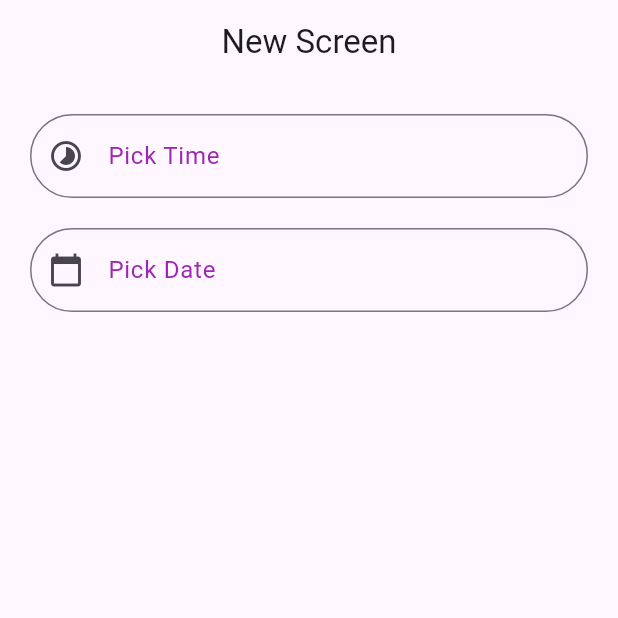
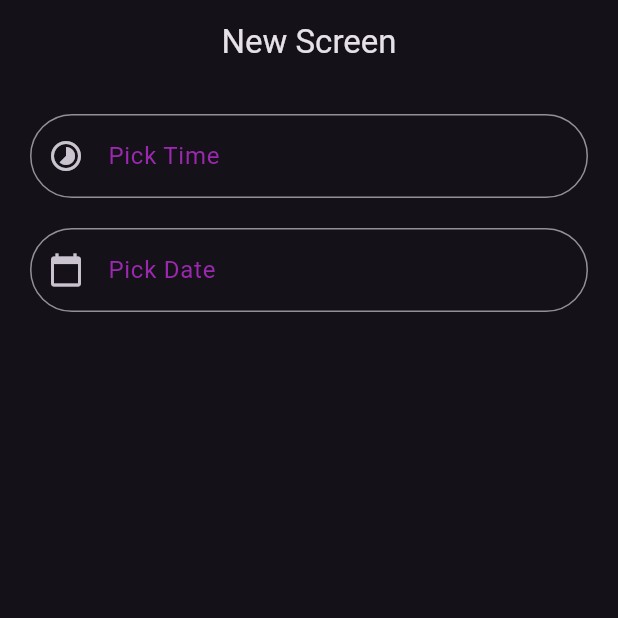
Before and after one commit to RANANUJ/time_date_20, a Flutter app: the screen it shows after launch, on a phone screen of 412 x 824 dp, the top half of it. Run offline on Flutter 3.47's test engine with Material 3 defaults, Android fonts, the phone set to English and light mode, and no system bars.

Commit message:
Update main.dart

```diff
--- a/lib/main.dart
+++ b/lib/main.dart
@@ -13,7 +13,7 @@ class MainApp extends StatelessWidget {
   Widget build(BuildContext context) {
     return MaterialApp(
       debugShowCheckedModeBanner: false,
-      // theme: ThemeData.dark(),
+       theme: ThemeData.dark(),
       home: First(),
     );
   }
```
